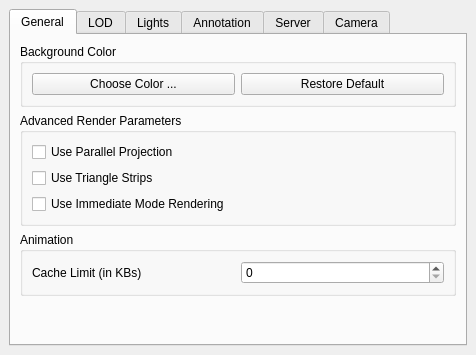
Above: Qt/Components/Resources/UI/pq3DViewPropertiesWidget.ui from wildmichael/ParaView3-enhancements-old before the change. Below: the same form after it.
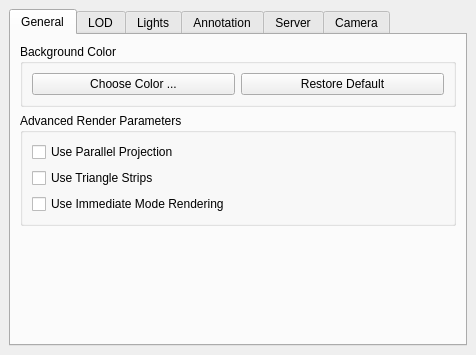
That is the form after the change. Custom widgets are drawn as their Qt base class.

Commit message:
ENH: Cache size limit now works. Instead of cache size limit being specified on the view, it is not a property of the animation scene. The vtkCacheSizeKeeper now keeps a flag that tells all update suppressors to disable caching. This flagis updated by the animation scene when rendering each frame based on the currentcache size estimates.

COMP: Fixed some warnings.

```diff
--- a/Qt/Components/Resources/UI/pq3DViewPropertiesWidget.ui
+++ b/Qt/Components/Resources/UI/pq3DViewPropertiesWidget.ui
@@ -124,44 +124,6 @@
          </layout>
         </widget>
        </item>
-       <item>
-        <widget class="QGroupBox" name="groupBox_4" >
-         <property name="title" >
-          <string>Animation</string>
-         </property>
-         <layout class="QGridLayout" >
-          <property name="margin" >
-           <number>9</number>
-          </property>
-          <property name="spacing" >
-           <number>6</number>
-          </property>
-          <item row="0" column="1" >
-           <widget class="QSpinBox" name="cacheLimit" >
-            <property name="toolTip" >
-             <string>&lt;html>&lt;head>&lt;meta name="qrichtext" content="1" />&lt;/head>&lt;body style=" white-space: pre-wrap; font-family:Sans Serif; font-size:9pt; font-weight:400; font-style:normal; text-decoration:none;">&lt;p style=" margin-top:0px; margin-bottom:0px; margin-left:0px; margin-right:0px; -qt-block-indent:0; text-indent:0px;">Set the cache limit (in KBs) per process. If while playing animations, the cache size goes beyond this threshold, caching will automatically be disabled.&lt;/p>&lt;/body>&lt;/html></string>
-            </property>
-            <property name="statusTip" >
-             <string>&lt;html>&lt;head>&lt;meta name="qrichtext" content="1" />&lt;/head>&lt;body style=" white-space: pre-wrap; font-family:Sans Serif; font-size:9pt; font-weight:400; font-style:normal; text-decoration:none;">&lt;p style=" margin-top:0px; margin-bottom:0px; margin-left:0px; margin-right:0px; -qt-block-indent:0; text-indent:0px;">Set the cache limit (in KBs) per process. If while playing animations, the cache size goes beyond this threshold, caching will automatically be disabled.&lt;/p>&lt;/body>&lt;/html></string>
-            </property>
-            <property name="whatsThis" >
-             <string>&lt;html>&lt;head>&lt;meta name="qrichtext" content="1" />&lt;/head>&lt;body style=" white-space: pre-wrap; font-family:Sans Serif; font-size:9pt; font-weight:400; font-style:normal; text-decoration:none;">&lt;p style=" margin-top:0px; margin-bottom:0px; margin-left:0px; margin-right:0px; -qt-block-indent:0; text-indent:0px;">Set the cache limit (in KBs) per process. If while playing animations, the cache size goes beyond this threshold, caching will automatically be disabled.&lt;/p>&lt;/body>&lt;/html></string>
-            </property>
-            <property name="maximum" >
-             <number>999999999</number>
-            </property>
-           </widget>
-          </item>
-          <item row="0" column="0" >
-           <widget class="QLabel" name="label_4" >
-            <property name="text" >
-             <string>Cache Limit (in KBs)</string>
-            </property>
-           </widget>
-          </item>
-         </layout>
-        </widget>
-       </item>
        <item>
         <spacer>
          <property name="orientation" >
```
The commit also changes 16 other files.
